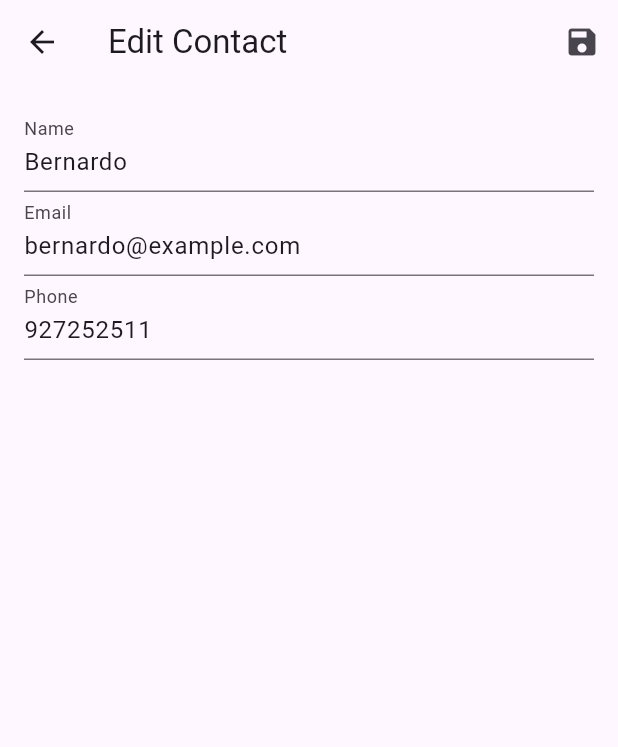
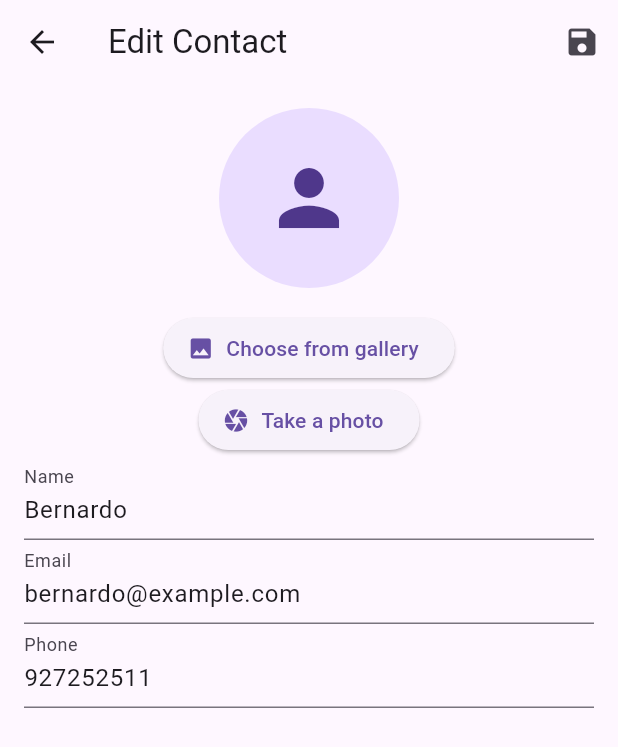
Before and after one commit to BernardoArede/ContactsApp-Flutter, a Flutter app: the screen it shows after launch, after a tap on "Bernardo", on a phone screen of 412 x 824 dp. Shown: the top 747 px of the screen. Run offline on Flutter 3.47's test engine with Material 3 defaults, Android fonts, the phone set to English and light mode, and no system bars; our stand-ins replace image_picker.

Commit message:
EditContactScreen(Add photo)

```diff
--- a/lib/screens/editContactScreen.dart
+++ b/lib/screens/editContactScreen.dart
@@ -1,5 +1,8 @@
+import 'dart:io';
+
 import 'package:flutter/cupertino.dart';
 import 'package:flutter/material.dart';
+import 'package:image_picker/image_picker.dart';
 
 import '../models/contact.dart';
 
@@ -20,6 +23,8 @@ class _EditContactScreenState extends State<EditContactScreen>{
   late TextEditingController nameController;
   late TextEditingController emailController;
   late TextEditingController phoneController;
+  File? _selectedImage;
+  final ImagePicker _picker = ImagePicker();
 
   @override
   void initState(){
@@ -27,6 +32,15 @@ class _EditContactScreenState extends State<EditContactScreen>{
     nameController = TextEditingController(text: widget.contact.name);
     emailController = TextEditingController(text: widget.contact.email);
     phoneController = TextEditingController(text: widget.contact.phone);
+  }
+
+  Future<void> _pickImage(ImageSource source) async {
+    final XFile? pickedFile = await _picker.pickImage(source: source);
+    if (pickedFile != null) {
+      setState(() {
+        _selectedImage = File(pickedFile.path);
+      });
+    }
   }
 
   @override
@@ -42,6 +56,7 @@ class _EditContactScreenState extends State<EditContactScreen>{
                   name: nameController.text,
                   email: emailController.text,
                   phone: phoneController.text,
+                  imagePath: _selectedImage?.path
               );
               Navigator.pop(context, updateContact);
             },
@@ -52,6 +67,31 @@ class _EditContactScreenState extends State<EditContactScreen>{
         padding: const EdgeInsets.all(16.0),
         child: Column(
           children: [
+            if(_selectedImage != null)
+              CircleAvatar(
+                radius: 60,
+                backgroundImage: FileImage(_selectedImage!),
+              )
+            else
+              const CircleAvatar(
+                radius: 60,
+                child: Icon(Icons.person, size: 60),
+              ),
+            const SizedBox(height: 16,),
+            ElevatedButton.icon(
+              onPressed: () {
+                _pickImage(ImageSource.gallery);
+              },
+              icon: const Icon(Icons.photo),
+              label: const Text("Choose from gallery"),
+            ),
+            ElevatedButton.icon(
+              onPressed: () {
+                _pickImage(ImageSource.camera);
+              },
+              icon: const Icon(Icons.camera),
+              label: const Text("Take a photo"),
+            ),
             TextField(
               controller: nameController,
               decoration: const InputDecoration(labelText: 'Name'),
```
